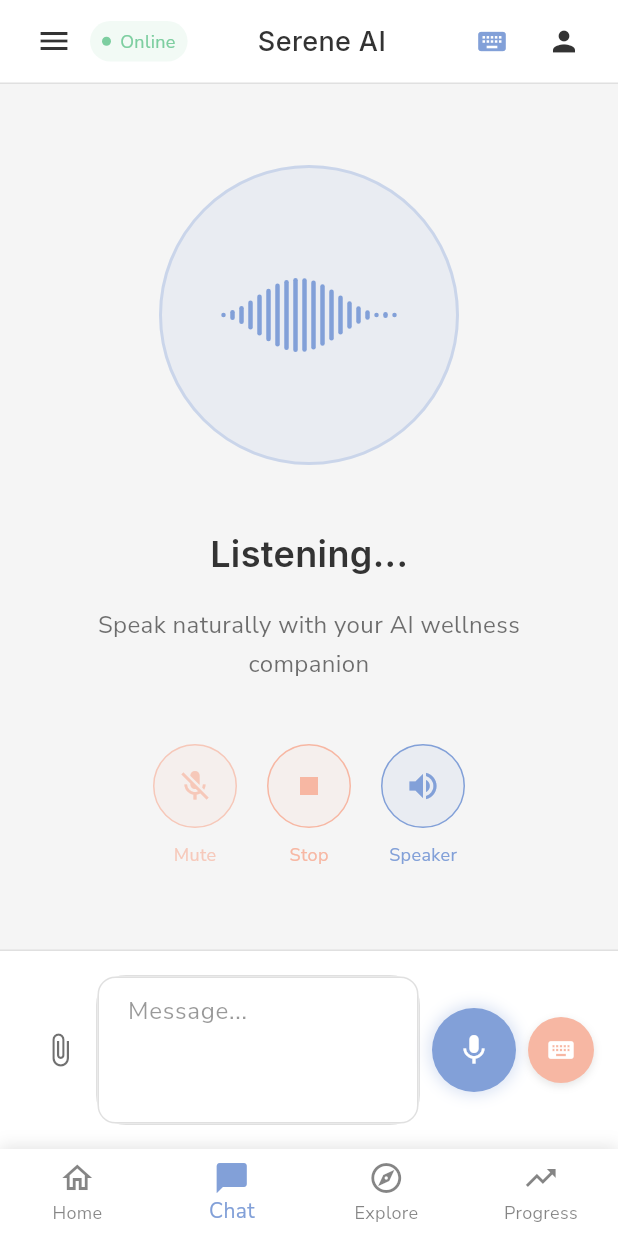
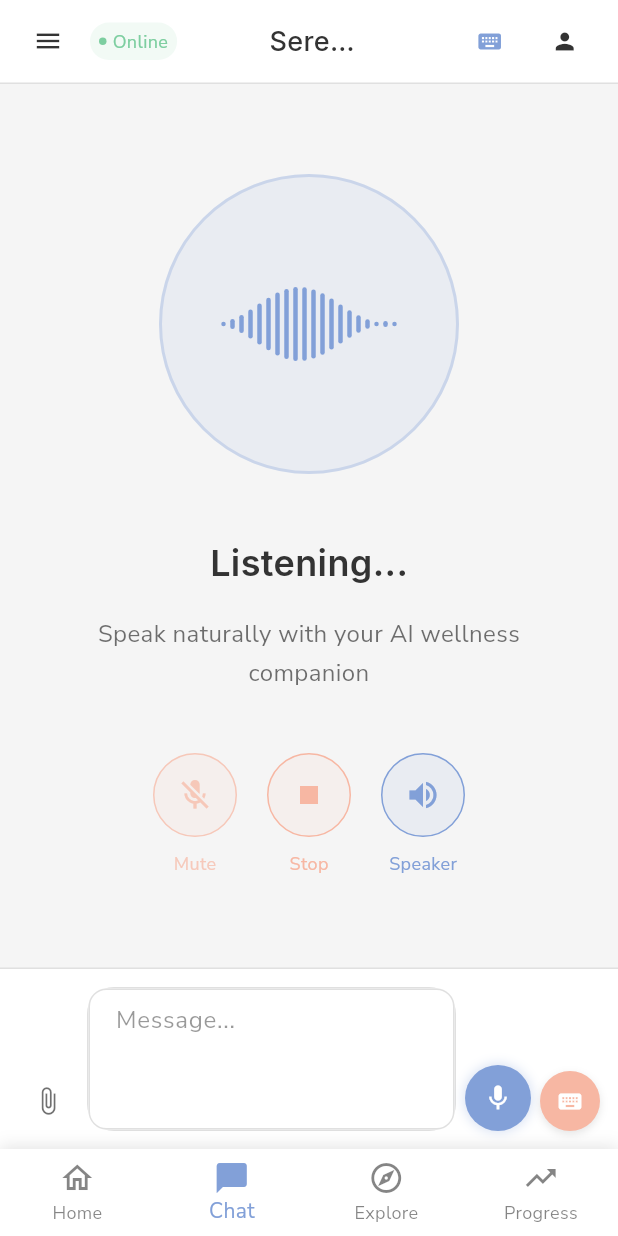
Before and after one commit to Blankstar1233/Serene_Ai, a Flutter app: the screen it shows after launch, item 2 of the bottom bar chosen, after a tap on the "mic" icon, on a phone screen of 412 x 824 dp. Run offline on Flutter 3.47's test engine with Material 3 defaults, Android fonts, the phone set to English and light mode, and no system bars; our stand-ins replace flutter_secure_storage, google_fonts, permission_handler; missing offline and left inert: flutter_sound; accounts and stored records are empty.

```diff
--- a/lib/screens/home/dashboard_screen.dart
+++ b/lib/screens/home/dashboard_screen.dart
@@ -21,18 +21,31 @@ class DashboardScreen extends StatelessWidget {
               slivers: [
                 // App Bar with greeting
                 SliverAppBar(
-                  expandedHeight: 100,
+                  expandedHeight: 140,
                   floating: false,
                   pinned: false,
                   backgroundColor: Colors.transparent,
                   elevation: 0,
-                  flexibleSpace: FlexibleSpaceBar(
-                    background: Padding(
-                      padding: const EdgeInsets.all(24.0),
+                  flexibleSpace: LayoutBuilder(
+                    builder: (context, constraints) {
+                      final percent =
+                          ((constraints.maxHeight - kToolbarHeight) /
+                                  (140 - kToolbarHeight))
+                              .clamp(0.0, 1.0);
+
+                      return FlexibleSpaceBar(
+                        background: Container(
+                          padding: const EdgeInsets.fromLTRB(
+                            24.0,
+                            24.0,
+                            24.0,
+                            16.0,
+                          ),
                           child: Column(
                             crossAxisAlignment: CrossAxisAlignment.start,
                             mainAxisAlignment: MainAxisAlignment.end,
                             children: [
+                              if (percent > 0.5) ...[
                                 Text(
                                   appState.getGreeting(),
                                   style: AppTypography.greeting(
@@ -42,6 +55,8 @@ class DashboardScreen extends StatelessWidget {
                                         ? AppColors.primaryTextDark
                                         : AppColors.primaryText,
                                   ),
+                                  overflow: TextOverflow.ellipsis,
+                                  maxLines: 1,
                                 ),
                                 const SizedBox(height: 4),
                                 Text(
@@ -50,13 +65,36 @@ class DashboardScreen extends StatelessWidget {
                                     color:
                                         Theme.of(context).brightness ==
                                             Brightness.dark
-                                  ? AppColors.primaryTextDark.withOpacity(0.7)
-                                  : AppColors.primaryText.withOpacity(0.7),
+                                        ? AppColors.primaryTextDark.withOpacity(
+                                            0.7,
+                                          )
+                                        : AppColors.primaryText.withOpacity(
+                                            0.7,
                                           ),
                                   ),
+                                  overflow: TextOverflow.ellipsis,
+                                  maxLines: 1,
+                                ),
+                              ] else ...[
+                                // Show only greeting when collapsed
+                                Text(
+                                  appState.getGreeting(),
+                                  style: AppTypography.h4(
+                                    color:
+                                        Theme.of(context).brightness ==
+                                            Brightness.dark
+                                        ? AppColors.primaryTextDark
+                                        : AppColors.primaryText,
+                                  ),
+                                  overflow: TextOverflow.ellipsis,
+                                  maxLines: 1,
+                                ),
+                              ],
                             ],
                           ),
                         ),
+                      );
+                    },
                   ),
                 ),
 
--- a/lib/screens/widgets/chat_main_panel.dart
+++ b/lib/screens/widgets/chat_main_panel.dart
@@ -117,7 +117,7 @@ class _ChatMainPanelState extends State<ChatMainPanel>
 
     return Container(
       height: isMobile ? 56 : 60,
-      padding: EdgeInsets.symmetric(horizontal: isMobile ? 12 : 20),
+      padding: EdgeInsets.symmetric(horizontal: isMobile ? 8 : 16),
       decoration: BoxDecoration(
         color: isDark
             ? AppColors.secondaryElementDark
@@ -134,7 +134,14 @@ class _ChatMainPanelState extends State<ChatMainPanel>
           children: [
             // Menu button for mobile sidebar
             if (isMobile)
-              IconButton(
+              Padding(
+                padding: const EdgeInsets.only(right: 4),
+                child: IconButton(
+                  constraints: const BoxConstraints(
+                    minWidth: 40,
+                    minHeight: 40,
+                  ),
+                  padding: EdgeInsets.zero,
                   onPressed: () {
                     // This will be handled by the parent chat screen
                     // We need to pass this action up
@@ -145,31 +152,33 @@ class _ChatMainPanelState extends State<ChatMainPanel>
                         ? AppColors.primaryTextDark
                         : AppColors.primaryText,
                   ),
-                iconSize: 24,
+                  iconSize: 20,
+                ),
               ),
 
             // AI Status - compact on mobile
-            Container(
+            Flexible(
+              child: Container(
                 padding: EdgeInsets.symmetric(
-                horizontal: isMobile ? 8 : 12,
-                vertical: isMobile ? 4 : 6,
+                  horizontal: isMobile ? 6 : 10,
+                  vertical: isMobile ? 3 : 5,
                 ),
                 decoration: BoxDecoration(
                   color: AppColors.accentPositive.withOpacity(0.1),
-                borderRadius: BorderRadius.circular(isMobile ? 16 : 20),
+                  borderRadius: BorderRadius.circular(isMobile ? 14 : 18),
                 ),
                 child: Row(
                   mainAxisSize: MainAxisSize.min,
                   children: [
                     Container(
-                    width: isMobile ? 6 : 8,
-                    height: isMobile ? 6 : 8,
+                      width: isMobile ? 5 : 7,
+                      height: isMobile ? 5 : 7,
                       decoration: const BoxDecoration(
                         color: AppColors.accentPositive,
                         shape: BoxShape.circle,
                       ),
                     ),
-                  SizedBox(width: isMobile ? 6 : 8),
+                    SizedBox(width: isMobile ? 4 : 6),
                     Text(
                       isMobile ? 'Online' : 'AI Online',
                       style: AppTypography.caption(
@@ -179,33 +188,34 @@ class _ChatMainPanelState extends State<ChatMainPanel>
                   ],
                 ),
               ),
+            ),
 
             const Spacer(),
 
             // Session info - shortened on mobile
-            if (!isMobile)
-              Text(
-                'Wellness Session',
+            Flexible(
+              child: Text(
+                isMobile ? 'Serene AI' : 'Wellness Session',
                 style: AppTypography.h5(
                   color: isDark
                       ? AppColors.primaryTextDark
                       : AppColors.primaryText,
                 ),
-              )
-            else
-              Text(
-                'Serene AI',
-                style: AppTypography.h5(
-                  color: isDark
-                      ? AppColors.primaryTextDark
-                      : AppColors.primaryText,
+                overflow: TextOverflow.ellipsis,
               ),
             ),
 
             const Spacer(),
 
             // Voice mode toggle
-            IconButton(
+            Padding(
+              padding: EdgeInsets.only(right: isMobile ? 2 : 4),
+              child: IconButton(
+                constraints: BoxConstraints(
+                  minWidth: isMobile ? 40 : 44,
+                  minHeight: isMobile ? 40 : 44,
+                ),
+                padding: EdgeInsets.zero,
                 onPressed: () {
                   widget.onVoiceModeToggle();
                   if (widget.isVoiceModeActive) {
@@ -224,11 +234,17 @@ class _ChatMainPanelState extends State<ChatMainPanel>
                             ? AppColors.primaryTextDark
                             : AppColors.primaryText),
                 ),
-              iconSize: isMobile ? 22 : 24,
+                iconSize: isMobile ? 18 : 20,
+              ),
             ),
 
             // Profile toggle
             IconButton(
+              constraints: BoxConstraints(
+                minWidth: isMobile ? 40 : 44,
+                minHeight: isMobile ? 40 : 44,
+              ),
+              padding: EdgeInsets.zero,
               onPressed: widget.onProfileToggle,
               icon: Icon(
                 Icons.person,
@@ -236,7 +252,7 @@ class _ChatMainPanelState extends State<ChatMainPanel>
                     ? AppColors.primaryTextDark
                     : AppColors.primaryText,
               ),
-              iconSize: isMobile ? 22 : 24,
+              iconSize: isMobile ? 18 : 20,
             ),
           ],
         ),
@@ -576,7 +592,10 @@ class _ChatMainPanelState extends State<ChatMainPanel>
     final isMobile = screenWidth < 768;
 
     return Container(
-      padding: EdgeInsets.all(isMobile ? 16 : 20),
+      padding: EdgeInsets.symmetric(
+        horizontal: isMobile ? 12 : 20,
+        vertical: isMobile ? 12 : 16,
+      ),
       decoration: BoxDecoration(
         color: isDark
             ? AppColors.secondaryElementDark
@@ -590,10 +609,15 @@ class _ChatMainPanelState extends State<ChatMainPanel>
       ),
       child: SafeArea(
         child: Row(
+          crossAxisAlignment: CrossAxisAlignment.end,
           children: [
             // Attachment button (hidden on mobile when typing to save space)
             if (!isMobile || !_isTyping)
-              IconButton(
+              Container(
+                width: isMobile ? 40 : 44,
+                height: isMobile ? 40 : 44,
+                child: IconButton(
+                  padding: EdgeInsets.zero,
                   onPressed: () {
                     // TODO: Handle attachments
                   },
@@ -603,21 +627,25 @@ class _ChatMainPanelState extends State<ChatMainPanel>
                         ? AppColors.primaryTextDark.withOpacity(0.7)
                         : AppColors.primaryText.withOpacity(0.7),
                   ),
-                iconSize: isMobile ? 24 : 24,
+                  iconSize: isMobile ? 20 : 22,
                 ),
+              ),
+
+            // Spacing after attachment button
+            if (!isMobile || !_isTyping) SizedBox(width: isMobile ? 6 : 8),
 
             // Text input
             Expanded(
               child: Container(
                 constraints: BoxConstraints(
-                  minHeight: isMobile ? 44 : 48, // Minimum touch target
-                  maxHeight: isMobile ? 120 : 200, // Prevent overflow
+                  minHeight: isMobile ? 40 : 44, // Minimum touch target
+                  maxHeight: isMobile ? 100 : 150, // Prevent overflow
                 ),
                 decoration: BoxDecoration(
                   color: isDark
                       ? AppColors.primaryBackgroundDark
                       : AppColors.primaryBackground,
-                  borderRadius: BorderRadius.circular(isMobile ? 20 : 24),
+                  borderRadius: BorderRadius.circular(isMobile ? 18 : 22),
                   border: Border.all(
                     color: isDark ? AppColors.dividerDark : AppColors.divider,
                   ),
@@ -635,8 +663,8 @@ class _ChatMainPanelState extends State<ChatMainPanel>
                     ),
                     border: InputBorder.none,
                     contentPadding: EdgeInsets.symmetric(
-                      horizontal: isMobile ? 16 : 20,
-                      vertical: isMobile ? 10 : 12,
+                      horizontal: isMobile ? 14 : 18,
+                      vertical: isMobile ? 8 : 10,
                     ),
                   ),
                   style: AppTypography.bodyMedium(
@@ -656,7 +684,7 @@ class _ChatMainPanelState extends State<ChatMainPanel>
               ),
             ),
 
-            SizedBox(width: isMobile ? 8 : 8),
+            SizedBox(width: isMobile ? 6 : 8),
 
             // Voice recording button (when voice mode is active)
             if (widget.isVoiceModeActive) ...[
@@ -665,8 +693,8 @@ class _ChatMainPanelState extends State<ChatMainPanel>
                 onTapUp: (_) => widget.onStopRecording(),
                 onTapCancel: () => widget.onStopRecording(),
                 child: Container(
-                  width: isMobile ? 56 : 60,
-                  height: isMobile ? 56 : 60,
+                  width: isMobile ? 44 : 48,
+                  height: isMobile ? 44 : 48,
                   decoration: BoxDecoration(
                     color: widget.isRecording
                         ? AppColors.accentNegative
@@ -679,25 +707,25 @@ class _ChatMainPanelState extends State<ChatMainPanel>
                                     ? AppColors.accentNegative
                                     : AppColors.accentPrimary)
                                 .withOpacity(0.3),
-                        blurRadius: widget.isRecording ? 15 : 8,
-                        spreadRadius: widget.isRecording ? 5 : 2,
+                        blurRadius: widget.isRecording ? 12 : 6,
+                        spreadRadius: widget.isRecording ? 3 : 1,
                       ),
                     ],
                   ),
                   child: Icon(
                     widget.isRecording ? Icons.stop : Icons.mic,
                     color: Colors.white,
-                    size: isMobile ? 24 : 28,
+                    size: isMobile ? 20 : 24,
                   ),
                 ),
               ),
-              SizedBox(width: isMobile ? 8 : 8),
+              SizedBox(width: isMobile ? 6 : 8),
             ],
 
             // Send/Voice button with larger touch target on mobile
             Container(
-              width: isMobile ? 44 : 48,
-              height: isMobile ? 44 : 48,
+              width: isMobile ? 40 : 44,
+              height: isMobile ? 40 : 44,
               decoration: BoxDecoration(
                 color: _isTyping
                     ? AppColors.accentPrimary
@@ -715,14 +743,19 @@ class _ChatMainPanelState extends State<ChatMainPanel>
               ),
               child: widget.isTranscribing
                   ? SizedBox(
-                      width: 20,
-                      height: 20,
+                      width: 18,
+                      height: 18,
                       child: CircularProgressIndicator(
                         strokeWidth: 2,
                         valueColor: AlwaysStoppedAnimation<Color>(Colors.white),
                       ),
                     )
                   : IconButton(
+                      padding: EdgeInsets.zero,
+                      constraints: BoxConstraints(
+                        minWidth: isMobile ? 40 : 44,
+                        minHeight: isMobile ? 40 : 44,
+                      ),
                       onPressed: _isTyping
                           ? _sendMessage
                           : widget.onVoiceModeToggle,
@@ -733,9 +766,9 @@ class _ChatMainPanelState extends State<ChatMainPanel>
                                   ? Icons.keyboard
                                   : Icons.mic),
                         color: Colors.white,
-                        size: isMobile ? 20 : 20,
+                        size: isMobile ? 18 : 20,
                       ),
-                      splashRadius: isMobile ? 22 : 24, // Better touch feedback
+                      splashRadius: isMobile ? 20 : 22, // Better touch feedback
                     ),
             ),
           ],
```
Lines whose indentation alone changed are shown as unchanged.
